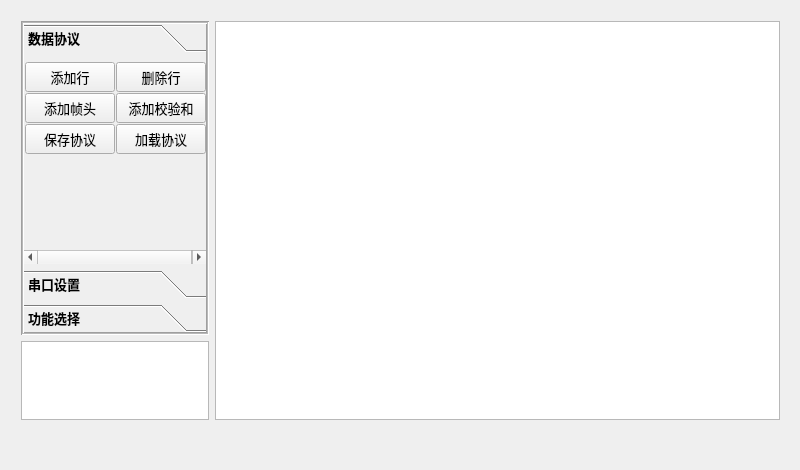
Above: mainwindow.ui from onionc/improved-bee before the change. Below: the same form after it.
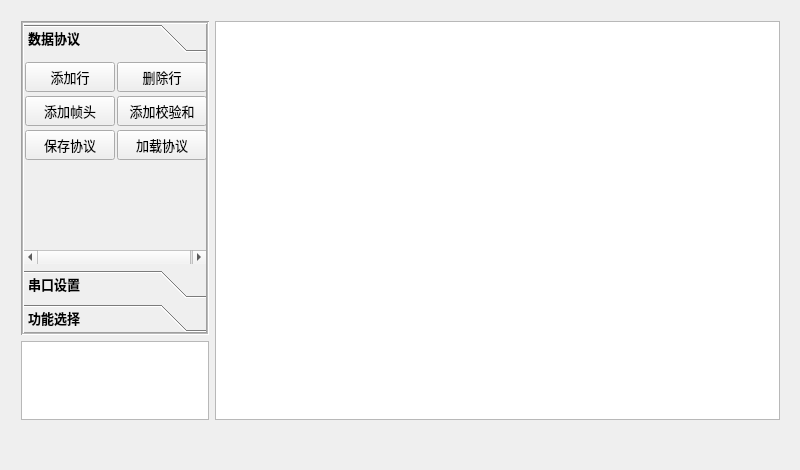
That is the form after the change. Icons and pictures are not drawn. Custom widgets are drawn as their Qt base class.

What changed in the file:
```diff
--- a/mainwindow.ui
+++ b/mainwindow.ui
@@ -71,7 +71,7 @@
             <x>0</x>
             <y>0</y>
             <width>185</width>
-            <height>209</height>
+            <height>203</height>
            </rect>
           </property>
           <attribute name="icon">
@@ -83,10 +83,10 @@
           </attribute>
           <layout class="QFormLayout" name="formLayout">
            <property name="horizontalSpacing">
-            <number>1</number>
+            <number>2</number>
            </property>
            <property name="verticalSpacing">
-            <number>1</number>
+            <number>4</number>
            </property>
            <property name="leftMargin">
             <number>1</number>
```
Left out of the diff: 4 changed lines with no effect on the pictures.
